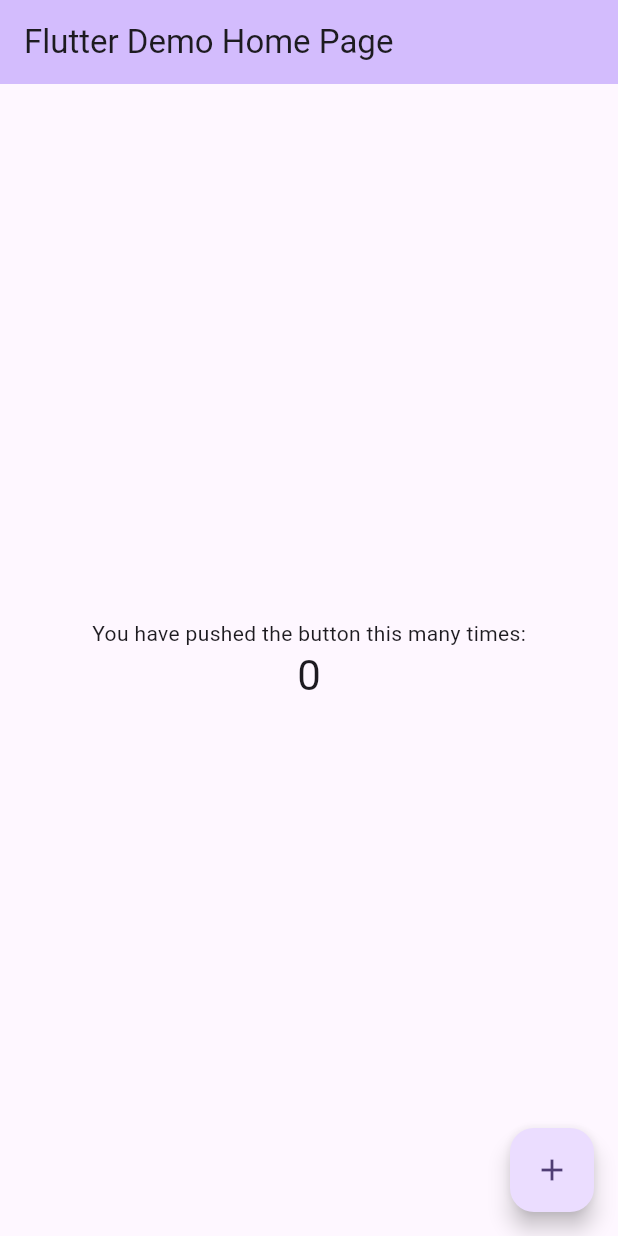
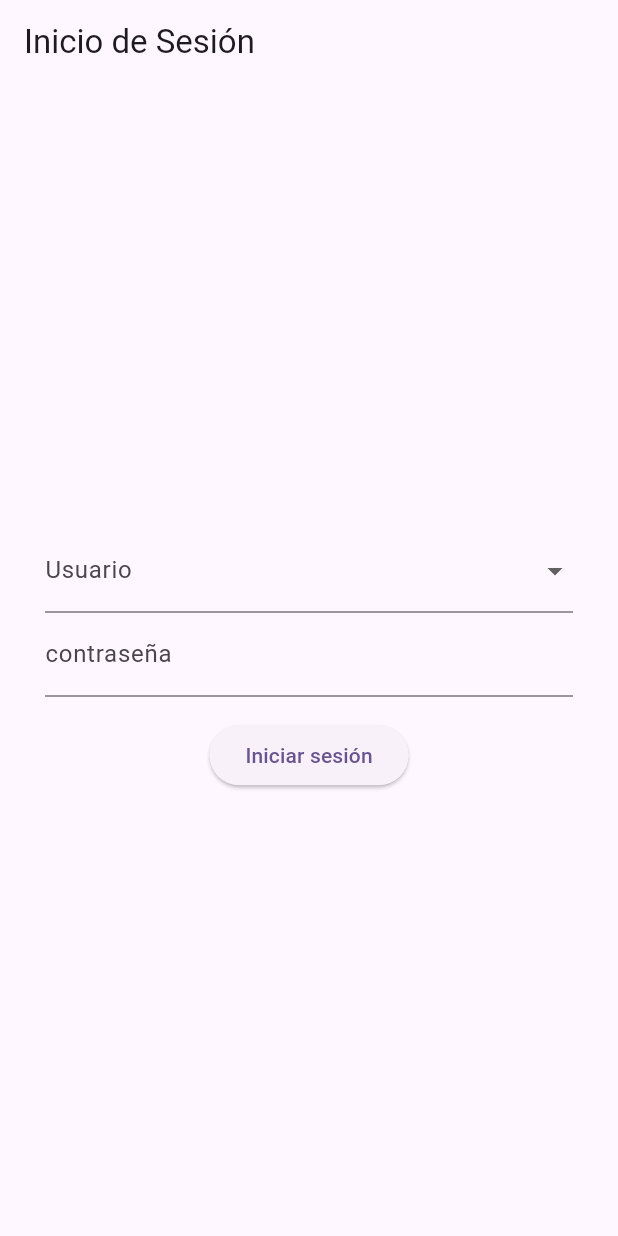
Before and after one commit to Matto194/certamen-app, a Flutter app: the screen it shows after launch, on a phone screen of 412 x 824 dp. Run offline on Flutter 3.47's test engine with Material 3 defaults, Android fonts, the phone set to English and light mode, and no system bars.

Commit message:
Login
Formulario Inicio de Sesion

```diff
--- a/lib/main.dart
+++ b/lib/main.dart
@@ -1,4 +1,5 @@
 import 'package:flutter/material.dart';
+import 'pages/login.dart';
 
 void main() {
   runApp(const MyApp());
@@ -32,7 +33,7 @@ class MyApp extends StatelessWidget {
         colorScheme: ColorScheme.fromSeed(seedColor: Colors.deepPurple),
         useMaterial3: true,
       ),
-      home: const MyHomePage(title: 'Flutter Demo Home Page'),
+      home: LoginPage(),
     );
   }
 }
--- /dev/null
+++ b/lib/pages/form.dart
@@ -0,0 +1,47 @@
+import 'package:cer_ojeda_ramirez/pages/profile.dart';
+import 'package:flutter/material.dart';
+
+class LoginForm extends StatelessWidget {
+  final List listaAsesinos = ['Shinobi', 'Adjudicator', 'Harbinger'];
+
+  @override
+  Widget build(BuildContext context) {
+    String? _selectedUser;
+    return Form(
+      child: Column(
+        mainAxisAlignment: MainAxisAlignment.center,
+        children: <Widget>[
+          DropdownButtonFormField(
+              items: listaAsesinos.map((nombre) {
+                return DropdownMenuItem(
+                  child: Text(nombre),
+                  value: nombre,
+                );
+              }).toList(),
+              decoration: InputDecoration(labelText: 'Usuario'),
+              onChanged: (value) {
+                _selectedUser = value as String?;
+                print(value);
+              }),
+          TextFormField(
+            obscureText: true,
+            decoration: InputDecoration(labelText: 'contraseña'),
+          ),
+          SizedBox(height: 15),
+          ElevatedButton(
+              onPressed: () {
+                if (_selectedUser != null) {
+                  Navigator.push(
+                    context,
+                    MaterialPageRoute(
+                      builder: (context) => Profile(usuario: _selectedUser!),
+                    ),
+                  );
+                }
+              },
+              child: Text('Iniciar sesión'))
+        ],
+      ),
+    );
+  }
+}
--- a/lib/pages/login.dart
+++ b/lib/pages/login.dart
@@ -0,0 +1,18 @@
+import 'package:cer_ojeda_ramirez/pages/form.dart';
+import 'package:flutter/material.dart';
+
+class LoginPage extends StatelessWidget {
+  const LoginPage({super.key});
+
+  @override
+  Widget build(BuildContext context) {
+    return Scaffold(
+        appBar: AppBar(
+          title: Text('Inicio de Sesión'),
+        ),
+        body: Padding(
+          padding: EdgeInsets.all(30),
+          child: (LoginForm()),
+        ));
+  }
+}
```
Also changed, not shown: lib/pages/loginprueba.dart (added, +50 -0 lines), lib/pages/profile.dart (added, +33 -0 lines), lib/widgets/agents.dart (added, +13 -0 lines), pubspec.yaml (+5 -4 lines), assets/images/Adjudicator.webp (added), assets/images/Harbinger.webp (added), assets/images/Shinobi.webp (added), 1 other file.
